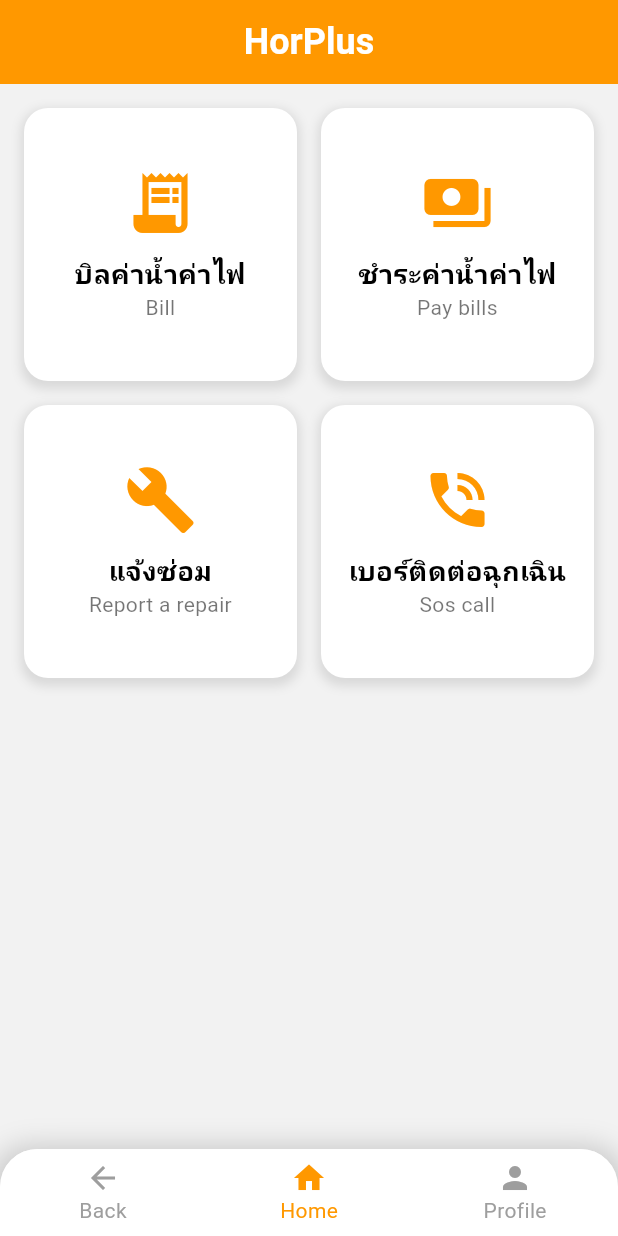
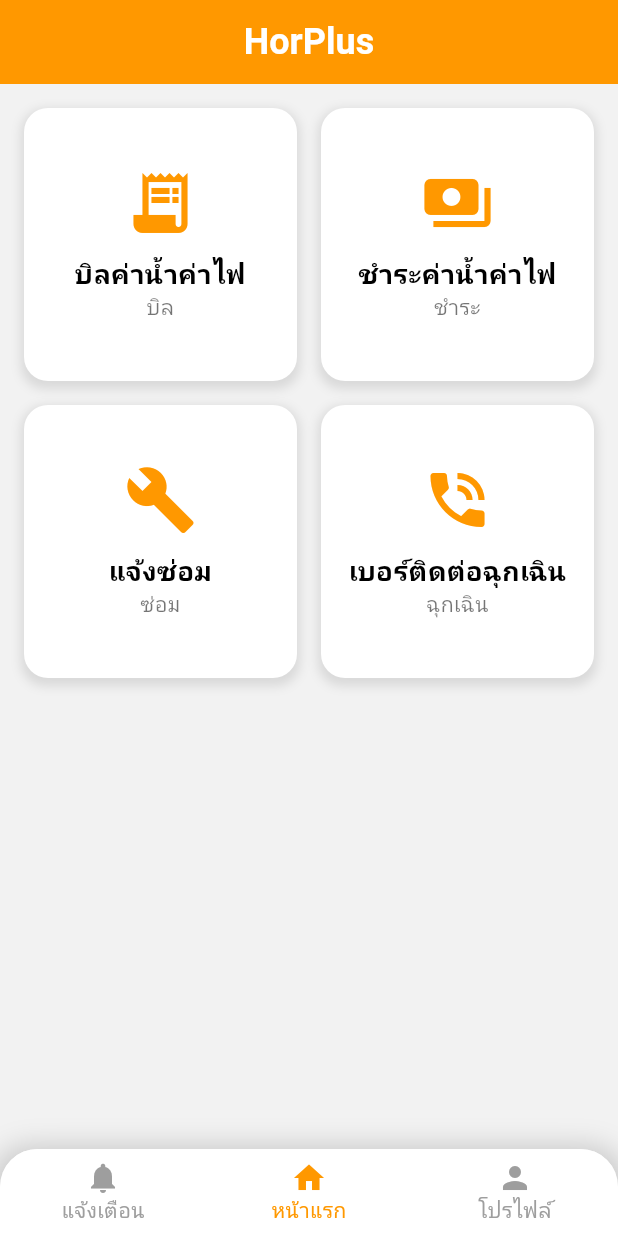
Before and after one commit to Pumpan01/demo, a Flutter app: the HomePage screen opened directly, on a phone screen of 412 x 824 dp. Run offline on Flutter 3.47's test engine with Material 3 defaults, Android fonts, the phone set to English and light mode, and no system bars.

Commit message:
modified:   lib/home_page.dart modified:   lib/login.dart new file:   lib/notice_page.dart

```diff
--- a/lib/home_page.dart
+++ b/lib/home_page.dart
@@ -1,5 +1,6 @@
 import 'package:flutter/material.dart';
 import 'profile.dart'; // นำเข้าไฟล์ profile.dart ที่อยู่ใน lib/
+import 'notice_page.dart'; // นำเข้า notice_page.dart
 
 void main() {
   runApp(const MyApp());
@@ -45,14 +46,16 @@ class HomePage extends StatefulWidget {
 }
 
 class _HomePageState extends State<HomePage> {
-  int _currentIndex = 1;
+  int _currentIndex = 1; // เปลี่ยนเป็น 1 เพื่อให้หน้าแรกเป็น HomeContent
 
+  // รายการหน้าที่จะนำมาใช้ในแต่ละปุ่มของ BottomNavigationBar
   final List<Widget> _pages = [
-    const BackPage(),   // หน้า Back
+    const NoticePage(), // หน้า Notice
     const HomeContent(),  // หน้า HomeContent
     const ProfilePage(),  // หน้า Profile
   ];
 
+  // ฟังก์ชันจัดการการเปลี่ยนหน้าตามการกด BottomNavigationBar
   void _onTabTapped(int index) {
     setState(() {
       _currentIndex = index;
@@ -97,16 +100,16 @@ class _HomePageState extends State<HomePage> {
             type: BottomNavigationBarType.fixed,
             items: const [
               BottomNavigationBarItem(
-                icon: Icon(Icons.arrow_back),
-                label: 'Back',
+                icon: Icon(Icons.notifications),
+                label: 'แจ้งเตือน', // เปลี่ยนเป็นภาษาไทย
               ),
               BottomNavigationBarItem(
                 icon: Icon(Icons.home),
-                label: 'Home',
+                label: 'หน้าแรก',
               ),
               BottomNavigationBarItem(
                 icon: Icon(Icons.person),
-                label: 'Profile',
+                label: 'โปรไฟล์',
               ),
             ],
           ),
@@ -136,73 +139,53 @@ class HomeContent extends StatelessWidget {
           children: [
             MenuButton(
               icon: Icons.receipt_long,
-              title: 'บิลค่าน้ำค่าไฟ',
-              subtitle: 'Bill',
+              title: 'บิลค่าน้ำค่าไฟ',  // เปลี่ยนเป็นภาษาไทย
+              subtitle: 'บิล',
               color: Colors.white,
               iconColor: Colors.orange,
               onTap: () {
                 ScaffoldMessenger.of(context).showSnackBar(
-                  const SnackBar(content: Text('Bill selected')),
+                  const SnackBar(content: Text('เลือกบิลค่าน้ำค่าไฟ')),
                 );
               },
             ),
             MenuButton(
               icon: Icons.payments,
-              title: 'ชำระค่าน้ำค่าไฟ',
-              subtitle: 'Pay bills',
+              title: 'ชำระค่าน้ำค่าไฟ',  // เปลี่ยนเป็นภาษาไทย
+              subtitle: 'ชำระ',
               color: Colors.white,
               iconColor: Colors.orange,
               onTap: () {
                 ScaffoldMessenger.of(context).showSnackBar(
-                  const SnackBar(content: Text('Pay bills selected')),
+                  const SnackBar(content: Text('เลือกชำระค่าน้ำค่าไฟ')),
                 );
               },
             ),
             MenuButton(
               icon: Icons.build,
-              title: 'แจ้งซ่อม',
-              subtitle: 'Report a repair',
+              title: 'แจ้งซ่อม',  // เปลี่ยนเป็นภาษาไทย
+              subtitle: 'ซ่อม',
               color: Colors.white,
               iconColor: Colors.orange,
               onTap: () {
                 ScaffoldMessenger.of(context).showSnackBar(
-                  const SnackBar(content: Text('Repair reported')),
+                  const SnackBar(content: Text('แจ้งซ่อม')),
                 );
               },
             ),
             MenuButton(
               icon: Icons.phone_in_talk,
-              title: 'เบอร์ติดต่อฉุกเฉิน',
-              subtitle: 'Sos call',
+              title: 'เบอร์ติดต่อฉุกเฉิน',  // เปลี่ยนเป็นภาษาไทย
+              subtitle: 'ฉุกเฉิน',
               color: Colors.white,
               iconColor: Colors.orange,
               onTap: () {
                 ScaffoldMessenger.of(context).showSnackBar(
-                  const SnackBar(content: Text('Sos call selected')),
+                  const SnackBar(content: Text('เลือกเบอร์ติดต่อฉุกเฉิน')),
                 );
               },
             ),
           ],
-        ),
-      ),
-    );
-  }
-}
-
-// หน้า Back
-class BackPage extends StatelessWidget {
-  const BackPage({super.key});
-
-  @override
-  Widget build(BuildContext context) {
-    return Scaffold(
-      appBar: AppBar(
-        title: const Text('Back Page'),
-      ),
-      body: const Center(
-        child: Text(
-          'This is the back page',
-          style: TextStyle(fontSize: 24),
         ),
       ),
     );
--- a/lib/login.dart
+++ b/lib/login.dart
@@ -22,7 +22,7 @@ class _LoginPageState extends State<LoginPage> {
       return;
     }
 
-    // ฟังก์ชันตรวจสอบการล็อกอิน
+    // ฟังก์ชันตรวจสอบการล็อกอิน (ใช้ข้อมูลสมมุติ)
     if (_emailController.text == "a" && _passwordController.text == "a") {
       // ถ้าล็อกอินสำเร็จ ให้ไปหน้า HomePage
       Navigator.pushReplacement(
@@ -52,7 +52,7 @@ class _LoginPageState extends State<LoginPage> {
 
               // โลโก้ หรือ ไอคอน
               Image.asset(
-                'images/logohorplus.png',
+                'images/logohorplus.png', // ใส่รูปโลโก้จาก assets
                 width: 150, // ขนาดที่ใหญ่ขึ้น
                 height: 150,
               ),
```
Also changed, not shown: lib/notice_page.dart (added, +34 -0 lines).
